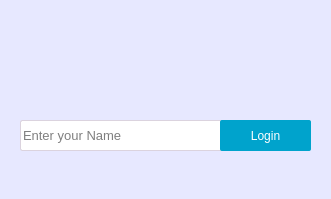
First picture: the form in desktop/InclusionDesktop/form.ui, repository Ampaex/inclusion, before the edit.
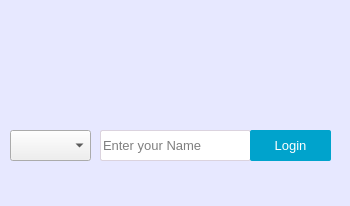
Second picture: the form after the edit. Icons and pictures are not drawn.

Commit message: Cambiar la posición "Selección de idioma"

Patch:
```diff
--- a/desktop/InclusionDesktop/form.ui
+++ b/desktop/InclusionDesktop/form.ui
@@ -6,8 +6,8 @@
    <rect>
     <x>0</x>
     <y>0</y>
-    <width>331</width>
-    <height>199</height>
+    <width>350</width>
+    <height>206</height>
    </rect>
   </property>
   <property name="windowTitle">
@@ -25,12 +25,18 @@
   <widget class="QPushButton" name="loginButton">
    <property name="geometry">
     <rect>
-     <x>220</x>
-     <y>120</y>
-     <width>91</width>
+     <x>250</x>
+     <y>130</y>
+     <width>81</width>
      <height>31</height>
     </rect>
    </property>
+   <property name="font">
+    <font>
+     <family>Arial</family>
+     <pointsize>10</pointsize>
+    </font>
+   </property>
    <property name="cursor">
     <cursorShape>PointingHandCursor</cursorShape>
    </property>
@@ -51,9 +57,9 @@
   <widget class="QLineEdit" name="userName">
    <property name="geometry">
     <rect>
-     <x>20</x>
-     <y>120</y>
-     <width>291</width>
+     <x>100</x>
+     <y>130</y>
+     <width>151</width>
      <height>31</height>
     </rect>
    </property>
@@ -85,8 +91,8 @@
     <rect>
      <x>0</x>
      <y>0</y>
-     <width>331</width>
-     <height>81</height>
+     <width>351</width>
+     <height>91</height>
     </rect>
    </property>
    <property name="text">
@@ -99,6 +105,49 @@
     <bool>true</bool>
    </property>
   </widget>
+  <widget class="QComboBox" name="comboBox">
+   <property name="geometry">
+    <rect>
+     <x>10</x>
+     <y>130</y>
+     <width>81</width>
+     <height>31</height>
+    </rect>
+   </property>
+   <property name="font">
+    <font>
+     <family>Arial</family>
+     <pointsize>10</pointsize>
+    </font>
+   </property>
+   <property name="locale">
+    <locale language="Spanish" country="Spain"/>
+   </property>
+   <property name="placeholderText">
+    <string>Idioma</string>
+   </property>
+   <property name="duplicatesEnabled">
+    <bool>false</bool>
+   </property>
+   <property name="frame">
+    <bool>true</bool>
+   </property>
+   <item>
+    <property name="text">
+     <string>Spain</string>
+    </property>
+   </item>
+   <item>
+    <property name="text">
+     <string>English</string>
+    </property>
+   </item>
+   <item>
+    <property name="text">
+     <string>Chinese</string>
+    </property>
+   </item>
+  </widget>
   <zorder>label</zorder>
   <zorder>userName</zorder>
   <zorder>loginButton</zorder>
```
Left out of the diff: 7 changed lines with no effect on the pictures. The commit also changes 1 other file.
